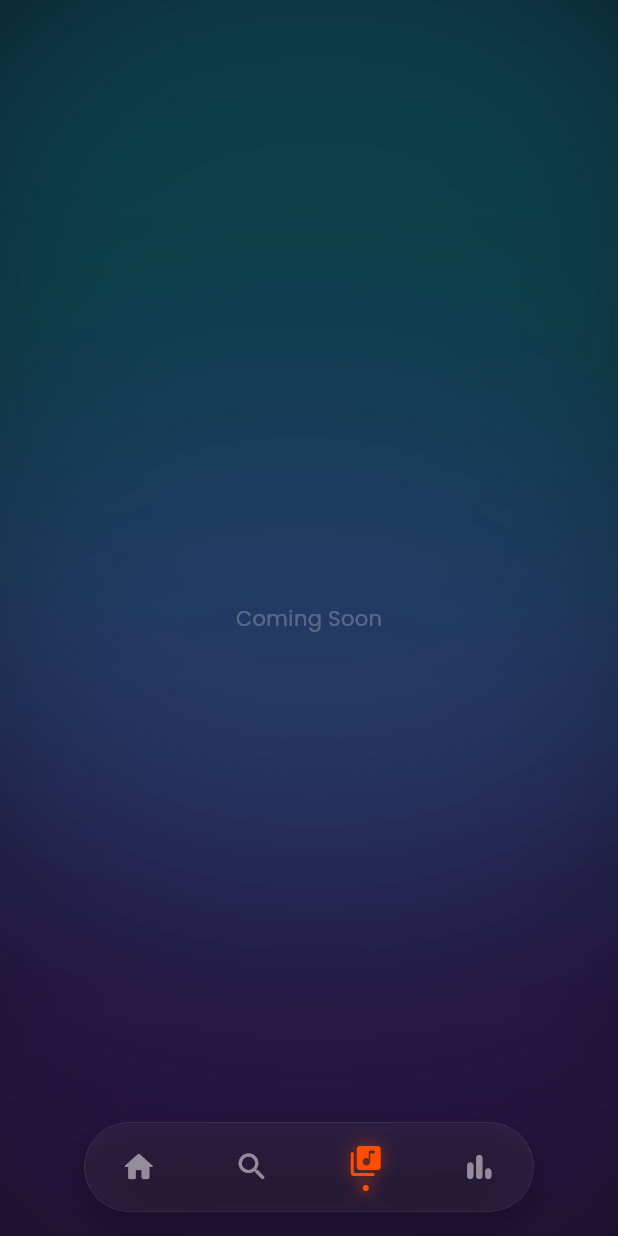
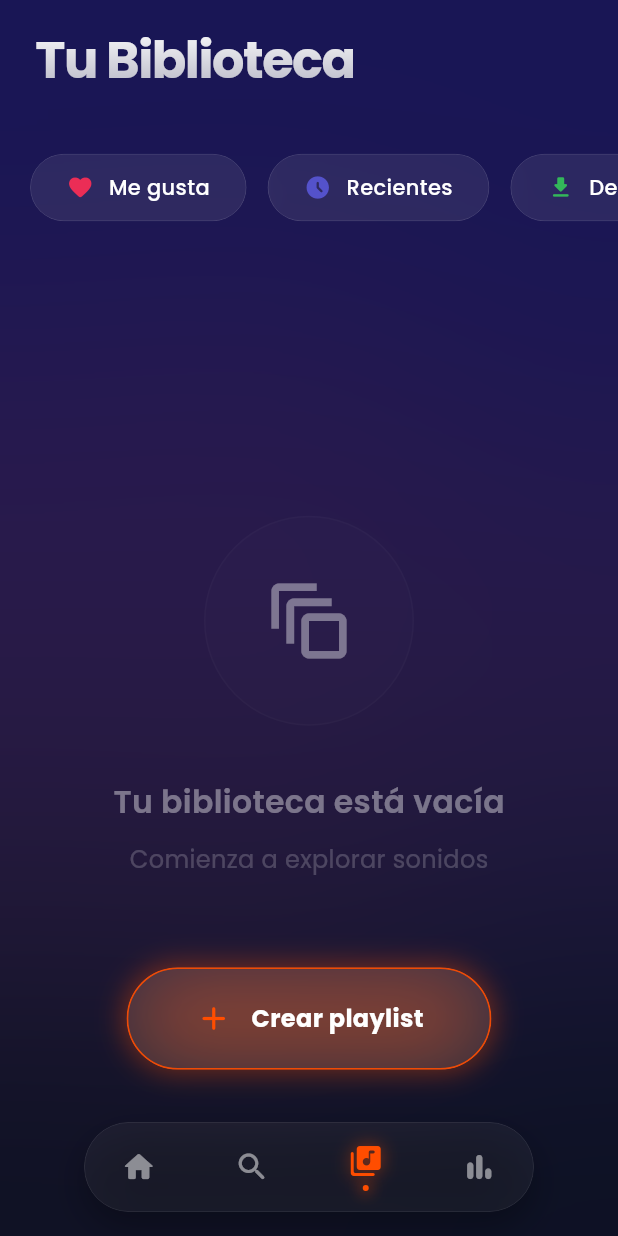
Before and after one commit to CARsoftAR/flowyMax, a Flutter app: the screen it shows after launch, item 3 of the bottom bar chosen, on a phone screen of 412 x 824 dp. Run offline on Flutter 3.47's test engine with Material 3 defaults, Android fonts, the phone set to English and light mode, and no system bars; our stand-ins replace cached_network_image, dartz, dio, equatable, flutter_bloc, flutter_native_splash and 3 more; missing offline and left inert: soundcloud_explode_dart.

Commit message:
feat: complete Cristal ADN overhaul for Search, Library and Stats screens with neon glassmorphism and vaporous atmosphere

```diff
--- a/lib/presentation/screens/home_screen.dart
+++ b/lib/presentation/screens/home_screen.dart
@@ -11,6 +11,8 @@ import '../bloc/player_bloc.dart';
 import '../widgets/floating_navbar.dart';
 import '../widgets/scale_on_press.dart';
 import 'search_screen.dart';
+import 'library_screen.dart';
+import 'stats_screen.dart';
 import '../../injection_container.dart' as di;
 
 class HomeScreen extends StatefulWidget {
@@ -93,6 +95,10 @@ class _HomeScreenState extends State<HomeScreen> {
               )
             else if (_selectedIndex == 1)
               const SearchScreen()
+            else if (_selectedIndex == 2)
+              const LibraryScreen()
+            else if (_selectedIndex == 3)
+              const StatsScreen()
             else
               const Center(child: Text('Coming Soon', style: TextStyle(color: Colors.white24))),
 
--- /dev/null
+++ b/lib/presentation/screens/library_screen.dart
@@ -0,0 +1,258 @@
+import 'dart:ui';
+import 'package:flutter/material.dart';
+import 'package:google_fonts/google_fonts.dart';
+import '../widgets/scale_on_press.dart';
+
+class LibraryScreen extends StatelessWidget {
+  const LibraryScreen({super.key});
+
+  @override
+  Widget build(BuildContext context) {
+    return Scaffold(
+      backgroundColor: Colors.transparent,
+      body: Stack(
+        children: [
+          // ── CAPA 1: FONDO VAPOROSO DINÁMICO (Atmosphere ADN) ────────────────
+          Positioned.fill(
+            child: Container(
+              decoration: const BoxDecoration(
+                gradient: LinearGradient(
+                  begin: Alignment.topLeft,
+                  end: Alignment.bottomRight,
+                  colors: [
+                    Color(0xFF0F0F1E),
+                    Color(0xFF0B0E14),
+                  ],
+                ),
+              ),
+            ),
+          ),
+
+          // Luces vaporosas (Tonos púrpuras y azulados profundos solicitados)
+          Positioned(
+            top: -100,
+            left: -150,
+            child: _GlowAtmosphere(color: const Color(0xFF6B00FF).withOpacity(0.15), size: 700), // Púrpura Profundo
+          ),
+          Positioned(
+            bottom: 100,
+            right: -200,
+            child: _GlowAtmosphere(color: const Color(0xFF0055FF).withOpacity(0.12), size: 800), // Azulado
+          ),
+          Positioned(
+            top: 200,
+            right: 0,
+            child: _GlowAtmosphere(color: const Color(0xFFFF4D00).withOpacity(0.08), size: 500), // Toque naranja
+          ),
+
+          // ── CAPA 2: CONTENIDO ──────────────────────────────────────────────
+          SafeArea(
+            child: Column(
+              crossAxisAlignment: CrossAxisAlignment.start,
+              children: [
+                const SizedBox(height: 16),
+
+                // 1. TÍTULO CON SHADERMASK (Metálico)
+                Padding(
+                  padding: const EdgeInsets.symmetric(horizontal: 24),
+                  child: ShaderMask(
+                    shaderCallback: (bounds) => const LinearGradient(
+                      begin: Alignment.topCenter,
+                      end: Alignment.bottomCenter,
+                      colors: [Colors.white, Color(0xFFB0B0C0)],
+                    ).createShader(bounds),
+                    child: Text(
+                      'Tu Biblioteca',
+                      style: GoogleFonts.poppins(
+                        color: Colors.white,
+                        fontSize: 34,
+                        fontWeight: FontWeight.bold,
+                        letterSpacing: -1.0,
+                      ),
+                    ),
+                  ),
+                ),
+
+                const SizedBox(height: 32),
+
+                // 2. SELECTORES DE CRISTAL (RESTAURACIÓN DE TEXTOS)
+                SizedBox(
+                  height: 56,
+                  child: ListView(
+                    scrollDirection: Axis.horizontal,
+                    padding: const EdgeInsets.symmetric(horizontal: 20),
+                    physics: const BouncingScrollPhysics(),
+                    children: [
+                      _buildLibraryPill('Me gusta', Icons.favorite_rounded, const Color(0xFFFF2D55)),
+                      const SizedBox(width: 14),
+                      _buildLibraryPill('Recientes', Icons.access_time_filled_rounded, const Color(0xFF5856D6)),
+                      const SizedBox(width: 14),
+                      _buildLibraryPill('Descargas', Icons.download_rounded, const Color(0xFF34C759)),
+                    ],
+                  ),
+                ),
+
+                const SizedBox(height: 80),
+
+                // 3. CUERPO (Grabado Láser)
+                Expanded(
+                  child: Center(
+                    child: Column(
+                      mainAxisAlignment: MainAxisAlignment.center,
+                      children: [
+                        // Icono grabado (Opacity 40%)
+                        Opacity(
+                          opacity: 0.4,
+                          child: Container(
+                            width: 140,
+                            height: 140,
+                            decoration: BoxDecoration(
+                              color: Colors.white.withOpacity(0.03),
+                              shape: BoxShape.circle,
+                              border: Border.all(color: Colors.white.withOpacity(0.05), width: 1),
+                            ),
+                            child: const Icon(
+                              Icons.auto_awesome_motion_outlined,
+                              color: Colors.white,
+                              size: 60,
+                            ),
+                          ),
+                        ),
+                        const SizedBox(height: 36),
+                        Text(
+                          'Tu biblioteca está vacía',
+                          style: GoogleFonts.poppins(
+                            color: Colors.white.withOpacity(0.4),
+                            fontSize: 21,
+                            fontWeight: FontWeight.w600,
+                          ),
+                        ),
+                        const SizedBox(height: 12),
+                        Text(
+                          'Comienza a explorar sonidos',
+                          style: GoogleFonts.poppins(
+                            color: Colors.white.withOpacity(0.2),
+                            fontSize: 16,
+                          ),
+                        ),
+                        const SizedBox(height: 60),
+
+                        // 4. BOTÓN CREAR PLAYLIST (VIDRIO ESMERILADO + GLOW NARANJA)
+                        ScaleOnPress(
+                          onTap: () {},
+                          child: Container(
+                            decoration: BoxDecoration(
+                              borderRadius: BorderRadius.circular(40),
+                              boxShadow: [
+                                BoxShadow(
+                                  color: const Color(0xFFFF4D00).withOpacity(0.4),
+                                  blurRadius: 15, // Glow dinámico solicitado
+                                  spreadRadius: 2,
+                                ),
+                              ],
+                            ),
+                            child: ClipRRect(
+                              borderRadius: BorderRadius.circular(40),
+                              child: BackdropFilter(
+                                filter: ImageFilter.blur(sigmaX: 25, sigmaY: 25),
+                                child: Container(
+                                  padding: const EdgeInsets.symmetric(horizontal: 44, vertical: 20),
+                                  decoration: BoxDecoration(
+                                    color: Colors.white.withOpacity(0.1), // Cristal translúcido
+                                    borderRadius: BorderRadius.circular(40),
+                                    border: Border.all(
+                                      color: const Color(0xFFFF4D00).withOpacity(0.9), // Hilo de luz 1.2
+                                      width: 1.2,
+                                    ),
+                                  ),
+                                  child: Row(
+                                    mainAxisSize: MainAxisSize.min,
+                                    children: [
+                                      const Icon(Icons.add_rounded, color: Color(0xFFFF4D00), size: 26),
+                                      const SizedBox(width: 12),
+                                      Text(
+                                        'Crear playlist',
+                                        style: GoogleFonts.poppins(
+                                          color: Colors.white,
+                                          fontSize: 16,
+                                          fontWeight: FontWeight.w700,
+                                        ),
+                                      ),
+                                    ],
+                                  ),
+                                ),
+                              ),
+                            ),
+                          ),
+                        ),
+                      ],
+                    ),
+                  ),
+                ),
+              ],
+            ),
+          ),
+        ],
+      ),
+    );
+  }
+
+  Widget _buildLibraryPill(String label, IconData icon, Color accentColor) {
+    return Center(
+      child: ClipRRect(
+        borderRadius: BorderRadius.circular(50),
+        child: BackdropFilter(
+          filter: ImageFilter.blur(sigmaX: 15, sigmaY: 15),
+          child: Container(
+            padding: const EdgeInsets.symmetric(horizontal: 24, vertical: 12),
+            decoration: BoxDecoration(
+              color: Colors.white.withOpacity(0.08),
+              borderRadius: BorderRadius.circular(50),
+              border: Border.all(
+                color: Colors.white.withOpacity(0.15),
+                width: 0.5,
+              ),
+            ),
+            child: Row(
+              mainAxisSize: MainAxisSize.min,
+              children: [
+                Icon(icon, color: accentColor.withOpacity(0.9), size: 18),
+                const SizedBox(width: 10),
+                Text(
+                  label,
+                  style: GoogleFonts.poppins(
+                    color: Colors.white, // Blanco nítido
+                    fontWeight: FontWeight.w500, // Medium 14px
+                    fontSize: 14,
+                  ),
+                ),
+              ],
+            ),
+          ),
+        ),
+      ),
+    );
+  }
+}
+
+class _GlowAtmosphere extends StatelessWidget {
+  final Color color;
+  final double size;
+  const _GlowAtmosphere({required this.color, required this.size});
+
+  @override
+  Widget build(BuildContext context) {
+    return Container(
+      width: size,
+      height: size,
+      decoration: BoxDecoration(
+        shape: BoxShape.circle,
+        color: color,
+      ),
+      child: BackdropFilter(
+        filter: ImageFilter.blur(sigmaX: 100, sigmaY: 100),
+        child: Container(color: Colors.transparent),
+      ),
+    );
+  }
+}
```
Also changed, not shown: lib/presentation/screens/stats_screen.dart (added, +276 -0 lines).
